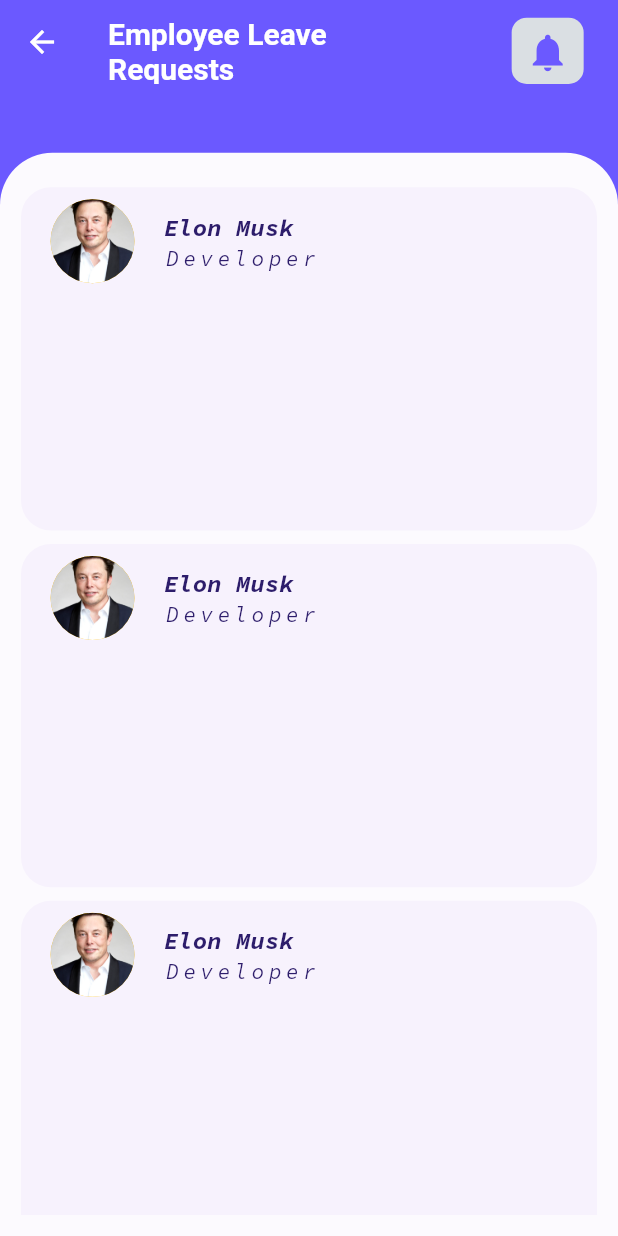
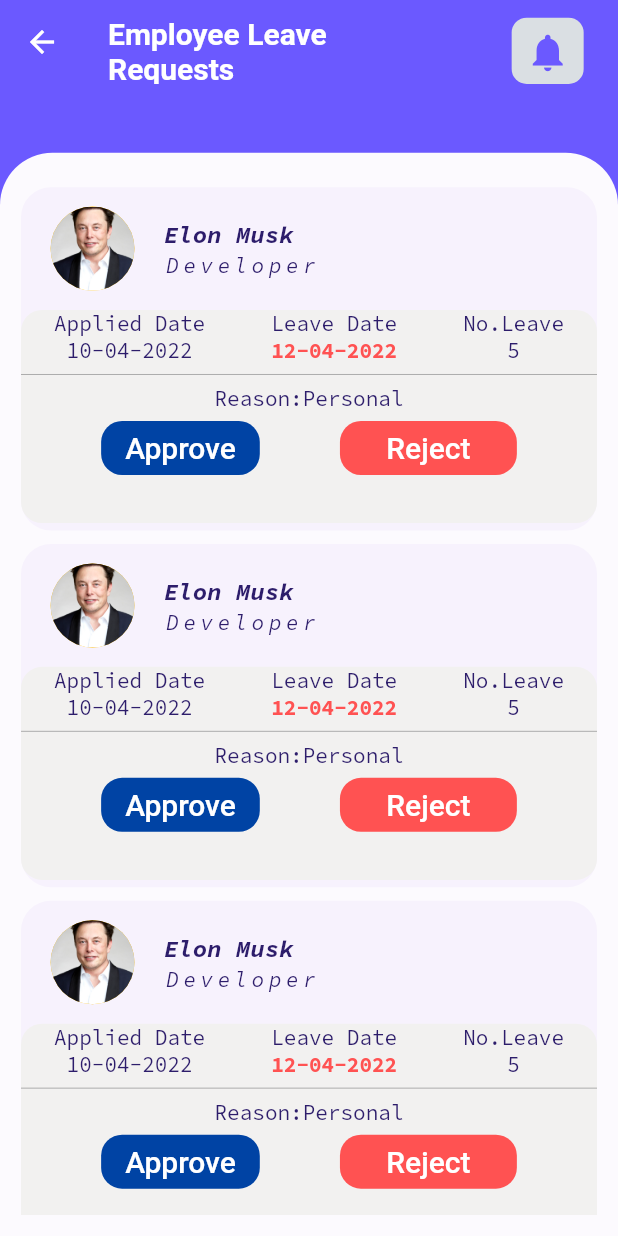
Before and after one commit to diginthomas/MyOffice, a Flutter app: the LeaveRequests screen opened by its route, on a phone screen of 412 x 824 dp. Run offline on Flutter 3.47's test engine with Material 2 defaults, Android fonts, the phone set to English and light mode, and no system bars; our stand-ins replace eva_icons_flutter, google_fonts.

Commit message:
leave req 100%

```diff
--- a/myoffice/lib/Screens/LeaveRequests.dart
+++ b/myoffice/lib/Screens/LeaveRequests.dart
@@ -28,8 +28,14 @@
         body: Layout(
           child: ListView.builder(
             itemCount: emp.length,
-            itemBuilder: (BuildContext context, int index) =>
-                LeaveRequestCard(),
+            itemBuilder: (BuildContext context, int index) => LeaveRequestCard(
+              name: "Elon Musk",
+              postion: "Developer",
+              appliedDate: "10-04-2022",
+              leaveDate: "12-04-2022",
+              noLeaves: 5,
+              reason: "Personal",
+            ),
           ),
         ));
   }
--- /dev/null
+++ b/myoffice/lib/Widgets/Actionbutton.dart
@@ -0,0 +1,21 @@
+import 'package:flutter/material.dart';
+
+class ActionButton extends StatelessWidget {
+  final String title;
+  final void Function() action;
+  final Color color;
+  ActionButton(
+      {required this.title, required this.action, required this.color});
+  @override
+  Widget build(BuildContext context) {
+    return FlatButton(
+      child: Text(
+        title,
+        style: TextStyle(color: Colors.white, fontSize: 20),
+      ),
+      onPressed:action,
+      color:color,
+      shape: RoundedRectangleBorder(borderRadius: BorderRadius.circular(14)),
+    );
+  }
+}
--- a/myoffice/lib/Widgets/LeaveRequestCard.dart
+++ b/myoffice/lib/Widgets/LeaveRequestCard.dart
@@ -1,7 +1,26 @@
 import 'package:flutter/material.dart';
 import 'package:google_fonts/google_fonts.dart';
+import 'package:myoffice/Widgets/Actionbutton.dart';
+
+final TextStyle style = GoogleFonts.sourceCodePro(
+  color: Color(0xff2D1D6B),
+);
 
 class LeaveRequestCard extends StatelessWidget {
+  final String name;
+  final String postion;
+  final String appliedDate;
+  final String leaveDate;
+  final int noLeaves;
+  final String reason;
+ LeaveRequestCard({
+   required this.name,
+   required this.postion,
+   required this.appliedDate,
+   required this.leaveDate,
+   required this.noLeaves,
+   required this.reason
+ });
   @override
   Widget build(BuildContext context) {
     return Container(
@@ -11,17 +30,18 @@
       decoration: BoxDecoration(
           color: Color(0xffF7F2FD), borderRadius: BorderRadius.circular(20)),
       child: Column(
+        mainAxisAlignment: MainAxisAlignment.spaceEvenly,
         children: [
           ListTile(
             title: Text(
-              'Elon Musk',
+              name,
               style: GoogleFonts.sourceCodePro(
                   color: Color(0xff2D1D6B),
                   fontStyle: FontStyle.italic,
                   fontWeight: FontWeight.bold),
             ),
             subtitle: Text(
-              "Developer",
+             postion,
               style: GoogleFonts.sourceCodePro(
                   color: Color(0xff2D1D6B),
                   fontStyle: FontStyle.italic,
@@ -30,7 +50,82 @@
             leading: CircleAvatar(
               backgroundColor: Colors.amber,
               radius: MediaQuery.of(context).size.width / 13.0,
-              backgroundImage: AssetImage('assets/images/elon.jpg'),
+              backgroundImage: const AssetImage('assets/images/elon.jpg'),
+            ),
+          ),
+          Container(
+            height: MediaQuery.of(context).size.width / 2.9,
+            width: MediaQuery.of(context).size.width / 1,
+            decoration: BoxDecoration(
+                color: Color(0xffF2F1F0),
+                borderRadius: BorderRadius.circular(14)),
+            child: Column(
+              children: [
+                Row(
+                  mainAxisAlignment: MainAxisAlignment.spaceAround,
+                  children: [
+                    Column(children: [
+                      Text(
+                        'Applied Date',
+                        style: style,
+                      ),
+                      Text(
+                        appliedDate,
+                        style: style,
+                      ),
+                    ]),
+                    Column(children: [
+                      Text(
+                        'Leave Date',
+                        style: style,
+                      ),
+                      Text(
+                        leaveDate,
+                        style: GoogleFonts.sourceCodePro(
+                            color: Colors.redAccent,
+                            fontWeight: FontWeight.bold),
+                      ),
+                    ]),
+                    Column(children: [
+                      Text(
+                        'No.Leave',
+                        style: style,
+                      ),
+                      Text(
+                       noLeaves.toString(),
+                        style: style,
+                      ),
+                    ]),
+                  ],
+                ),
+                Divider(
+                  height: 14,
+                  color: Color(0xffACACAC),
+                ),
+                Text(
+                  'Reason:'+reason,
+                  style: style,
+                ),
+                Row(
+                  mainAxisAlignment: MainAxisAlignment.spaceEvenly,
+                  children: [
+                    ActionButton(
+                      title: 'Approve',
+                      action: () {
+                        print('ok');
+                      },
+                      color: Color(0xff0043A4),
+                    ),
+                    ActionButton(
+                      title: '   Reject   ',
+                      action: () {
+                        print('reject');
+                      },
+                      color: Colors.redAccent,
+                    )
+                  ],
+                )
+              ],
             ),
           )
         ],
```
